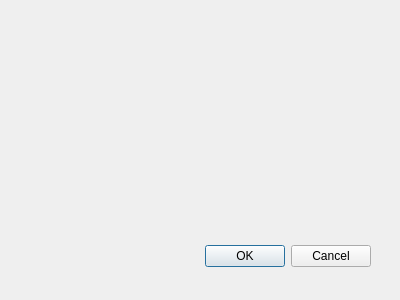
Before: the Qt Designer form src/ui/preferenceswindow.ui in ChungZH/notepanda, drawn with Qt 5.
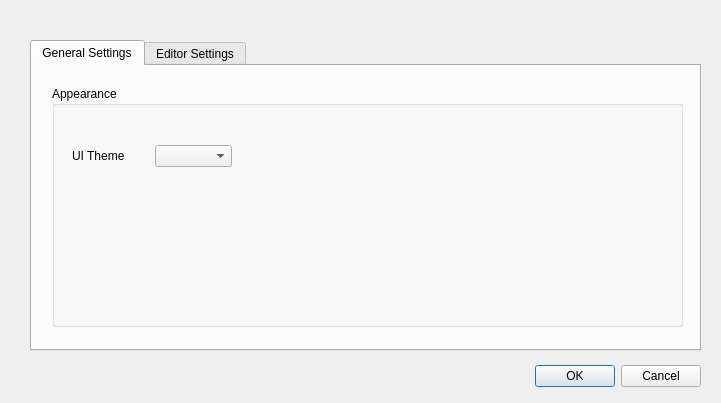
After: the same form once the commit is applied.

Commit message: feat: upd preferences window

What changed in the file:
```diff
--- a/src/ui/preferenceswindow.ui
+++ b/src/ui/preferenceswindow.ui
@@ -6,8 +6,8 @@
    <rect>
     <x>0</x>
     <y>0</y>
-    <width>400</width>
-    <height>300</height>
+    <width>721</width>
+    <height>403</height>
    </rect>
   </property>
   <property name="windowTitle">
@@ -16,8 +16,8 @@
   <widget class="QDialogButtonBox" name="buttonBox">
    <property name="geometry">
     <rect>
-     <x>30</x>
-     <y>240</y>
+     <x>360</x>
+     <y>360</y>
      <width>341</width>
      <height>32</height>
     </rect>
@@ -29,6 +29,70 @@
     <set>QDialogButtonBox::Cancel|QDialogButtonBox::Ok</set>
    </property>
   </widget>
+  <widget class="QTabWidget" name="tabWidget">
+   <property name="geometry">
+    <rect>
+     <x>30</x>
+     <y>40</y>
+     <width>671</width>
+     <height>311</height>
+    </rect>
+   </property>
+   <property name="currentIndex">
+    <number>0</number>
+   </property>
+   <widget class="QWidget" name="tab_1">
+    <attribute name="title">
+     <string>General Settings</string>
+    </attribute>
+    <widget class="QWidget" name="gridLayoutWidget">
+     <property name="geometry">
+      <rect>
+       <x>20</x>
+       <y>20</y>
+       <width>631</width>
+       <height>241</height>
+      </rect>
+     </property>
+     <layout class="QGridLayout" name="gridLayout">
+      <item row="0" column="0">
+       <widget class="QGroupBox" name="groupBox">
+        <property name="title">
+         <string>Appearance</string>
+        </property>
+        <widget class="QWidget" name="horizontalLayoutWidget">
+         <property name="geometry">
+          <rect>
+           <x>20</x>
+           <y>30</y>
+           <width>160</width>
+           <height>80</height>
+          </rect>
+         </property>
+         <layout class="QHBoxLayout" name="horizontalLayout">
+          <item>
+           <widget class="QLabel" name="label">
+            <property name="text">
+             <string>UI Theme</string>
+            </property>
+           </widget>
+          </item>
+          <item>
+           <widget class="QComboBox" name="themeCombo"/>
+          </item>
+         </layout>
+        </widget>
+       </widget>
+      </item>
+     </layout>
+    </widget>
+   </widget>
+   <widget class="QWidget" name="tab_2">
+    <attribute name="title">
+     <string>Editor Settings</string>
+    </attribute>
+   </widget>
+  </widget>
  </widget>
  <resources/>
  <connections>
```
The commit also changes 4 other files.
